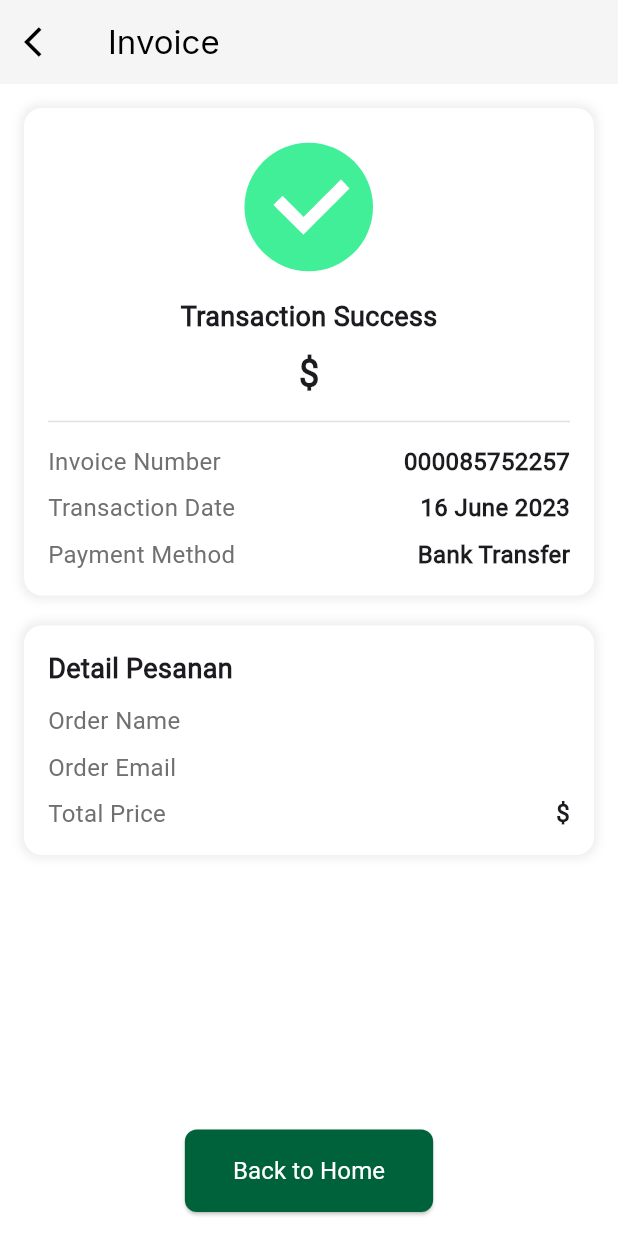
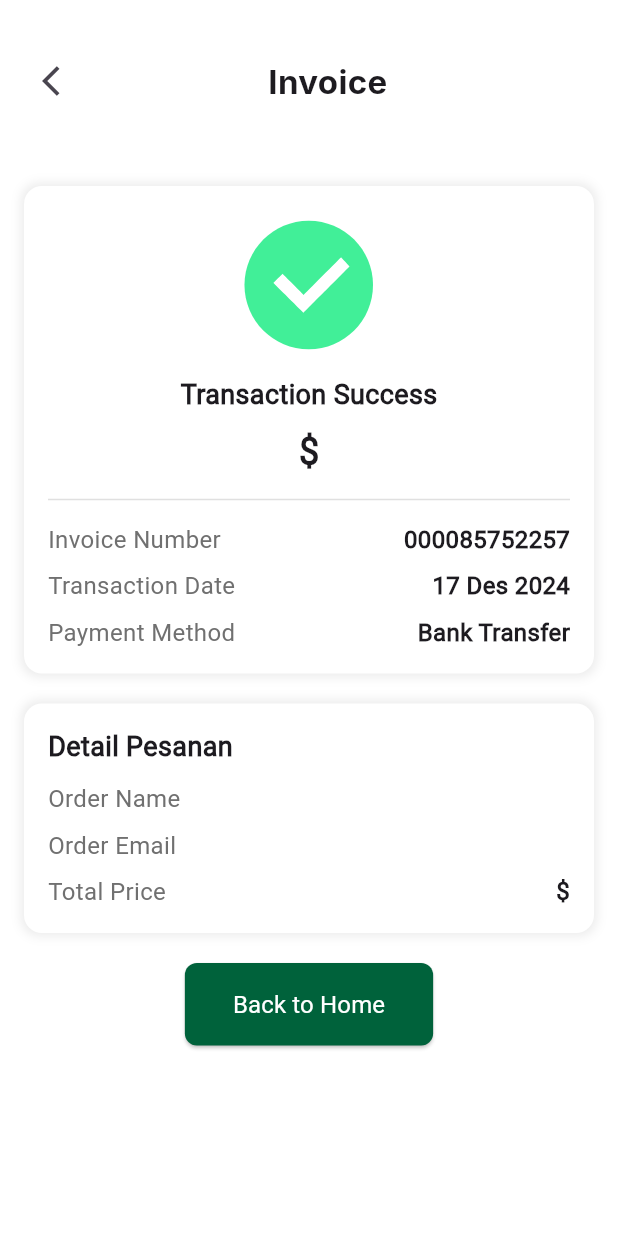
Before and after one commit to athilaramdani/StudyGroup-MP-Motionlab, a Flutter app: the InvoicePage screen opened directly with empty values, on a phone screen of 412 x 824 dp. Run offline on Flutter 3.47's test engine with Material 3 defaults, Android fonts, the phone set to English and light mode, and no system bars; our stand-ins replace flutter_svg, get, google_fonts, lottie.

Commit message:
perbaikan ui appbar

```diff
--- /dev/null
+++ b/motionweek2/devtools_options.yaml
@@ -0,0 +1,3 @@
+description: This file stores settings for Dart & Flutter DevTools.
+documentation: https://docs.flutter.dev/tools/devtools/extensions#configure-extension-enablement-states
+extensions:
--- /dev/null
+++ b/motionweek2/lib/components/custom_appbar_2.dart
@@ -0,0 +1,39 @@
+import 'package:flutter/material.dart';
+import 'package:get/get.dart';
+
+class CustomAppBar2 extends StatelessWidget {
+  final String title;
+
+  const CustomAppBar2({
+    Key? key,
+    this.title = ' ',
+  }) : super(key: key);
+
+  @override
+  Widget build(BuildContext context) {
+    return Container(
+      padding: const EdgeInsets.symmetric(horizontal: 16.0, vertical: 30.0),
+      color: Colors.white,
+      child: Row(
+        mainAxisAlignment: MainAxisAlignment.spaceBetween,
+        children: [
+          IconButton(
+            icon: const Icon(Icons.arrow_back_ios),
+            onPressed: () {
+              Get.back();
+            },
+          ),
+          Text(
+            title,
+            style: const TextStyle(
+              fontSize: 22,
+              fontWeight: FontWeight.bold,
+              fontFamily: 'Inter',
+            ),
+          ),
+          const SizedBox(width: 23),
+        ],
+      ),
+    );
+  }
+}
--- a/motionweek2/lib/pages/invoice_page.dart
+++ b/motionweek2/lib/pages/invoice_page.dart
@@ -3,6 +3,7 @@ import 'package:get/get.dart';
 import 'package:google_fonts/google_fonts.dart';
 import 'package:lottie/lottie.dart';
 import 'package:motionweek2/ui_kit/colors.dart';
+import 'package:motionweek2/components/custom_appbar_2.dart';
 
 class InvoicePage extends StatelessWidget {
   final String username = Get.arguments['username'];
@@ -12,22 +13,12 @@ class InvoicePage extends StatelessWidget {
   @override
   Widget build(BuildContext context) {
     return Scaffold(
-      appBar: AppBar(
-        title: Text(
-          'Invoice',
-          style: GoogleFonts.inter(fontSize: 22),
-        ),
-        leading: IconButton(
-          icon: Icon(Icons.arrow_back_ios),
-          onPressed: () {
-            Get.back();
-          },
-        ),
-        elevation: 0,
-        backgroundColor: Colors.grey[100],
-        foregroundColor: Colors.black,
-      ),
-      body: Padding(
+      body: Column(
+        children: [
+          const CustomAppBar2(title: 'Invoice'),
+          Expanded(
+            child: SingleChildScrollView(
+              child: Padding(
                 padding: const EdgeInsets.all(16.0),
                 child: Column(
                   crossAxisAlignment: CrossAxisAlignment.center,
@@ -68,7 +59,10 @@ class InvoicePage extends StatelessWidget {
                               fontWeight: FontWeight.bold,
                             ),
                           ),
-                  Divider(height: 30, thickness: 1, color: Colors.grey[300]),
+                          Divider(
+                              height: 30,
+                              thickness: 1,
+                              color: Colors.grey[300]),
                           Row(
                             mainAxisAlignment: MainAxisAlignment.spaceBetween,
                             children: [
@@ -77,7 +71,8 @@ class InvoicePage extends StatelessWidget {
                                       fontSize: 16, color: AppColor.grayColor)),
                               Text('000085752257',
                                   style: TextStyle(
-                              fontSize: 16, fontWeight: FontWeight.w600)),
+                                      fontSize: 16,
+                                      fontWeight: FontWeight.w600)),
                             ],
                           ),
                           SizedBox(height: 8),
@@ -87,9 +82,10 @@ class InvoicePage extends StatelessWidget {
                               Text('Transaction Date',
                                   style: TextStyle(
                                       fontSize: 16, color: AppColor.grayColor)),
-                      Text('16 June 2023',
+                              Text('17 Des 2024',
                                   style: TextStyle(
-                              fontSize: 16, fontWeight: FontWeight.w600)),
+                                      fontSize: 16,
+                                      fontWeight: FontWeight.w600)),
                             ],
                           ),
                           SizedBox(height: 8),
@@ -101,7 +97,8 @@ class InvoicePage extends StatelessWidget {
                                       fontSize: 16, color: AppColor.grayColor)),
                               Text('Bank Transfer',
                                   style: TextStyle(
-                              fontSize: 16, fontWeight: FontWeight.w600)),
+                                      fontSize: 16,
+                                      fontWeight: FontWeight.w600)),
                             ],
                           ),
                         ],
@@ -140,7 +137,8 @@ class InvoicePage extends StatelessWidget {
                                       fontSize: 16, color: AppColor.grayColor)),
                               Text(username,
                                   style: TextStyle(
-                              fontSize: 16, fontWeight: FontWeight.w600)),
+                                      fontSize: 16,
+                                      fontWeight: FontWeight.w600)),
                             ],
                           ),
                           SizedBox(height: 8),
@@ -152,7 +150,8 @@ class InvoicePage extends StatelessWidget {
                                       fontSize: 16, color: AppColor.grayColor)),
                               Text(email,
                                   style: TextStyle(
-                              fontSize: 16, fontWeight: FontWeight.w600)),
+                                      fontSize: 16,
+                                      fontWeight: FontWeight.w600)),
                             ],
                           ),
                           SizedBox(height: 8),
@@ -164,32 +163,39 @@ class InvoicePage extends StatelessWidget {
                                       fontSize: 16, color: AppColor.grayColor)),
                               Text('\$$totalPrice',
                                   style: TextStyle(
-                              fontSize: 16, fontWeight: FontWeight.w600)),
+                                      fontSize: 16,
+                                      fontWeight: FontWeight.w600)),
                             ],
                           ),
                         ],
                       ),
                     ),
-            Spacer(),
+                    SizedBox(height: 20),
                     ElevatedButton(
                       onPressed: () {
                         Get.toNamed('/home');
                       },
                       style: ElevatedButton.styleFrom(
                         backgroundColor: AppColor.primaryColor,
-                padding: EdgeInsets.symmetric(vertical: 16, horizontal: 32),
+                        padding:
+                            EdgeInsets.symmetric(vertical: 16, horizontal: 32),
                         shape: RoundedRectangleBorder(
                           borderRadius: BorderRadius.circular(8),
                         ),
                       ),
                       child: Text(
                         'Back to Home',
-                style: TextStyle(fontSize: 16, color: AppColor.whiteColor),
+                        style:
+                            TextStyle(fontSize: 16, color: AppColor.whiteColor),
                       ),
                     ),
                   ],
                 ),
               ),
+            ),
+          ),
+        ],
+      ),
       backgroundColor: Colors.white,
     );
   }
```
Also changed, not shown: motionweek2/lib/pages/cart_page.dart (+9 -14 lines), motionweek2/lib/pages/detail_product.dart (+8 -3 lines). Lines whose indentation alone changed are shown as unchanged.
